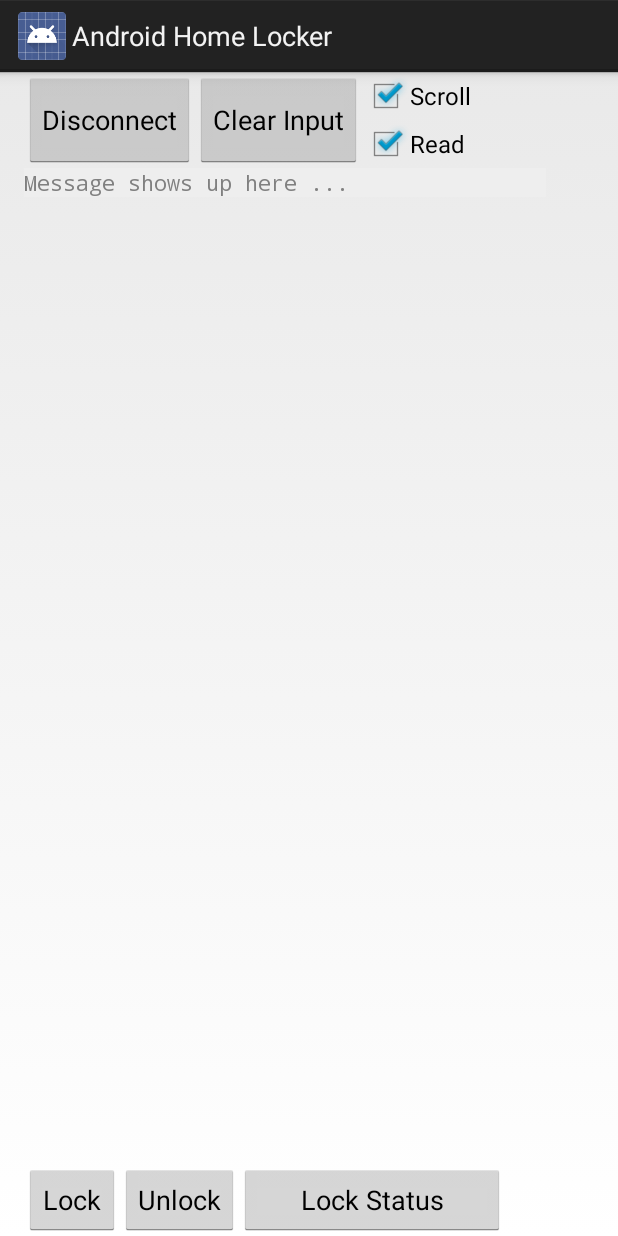
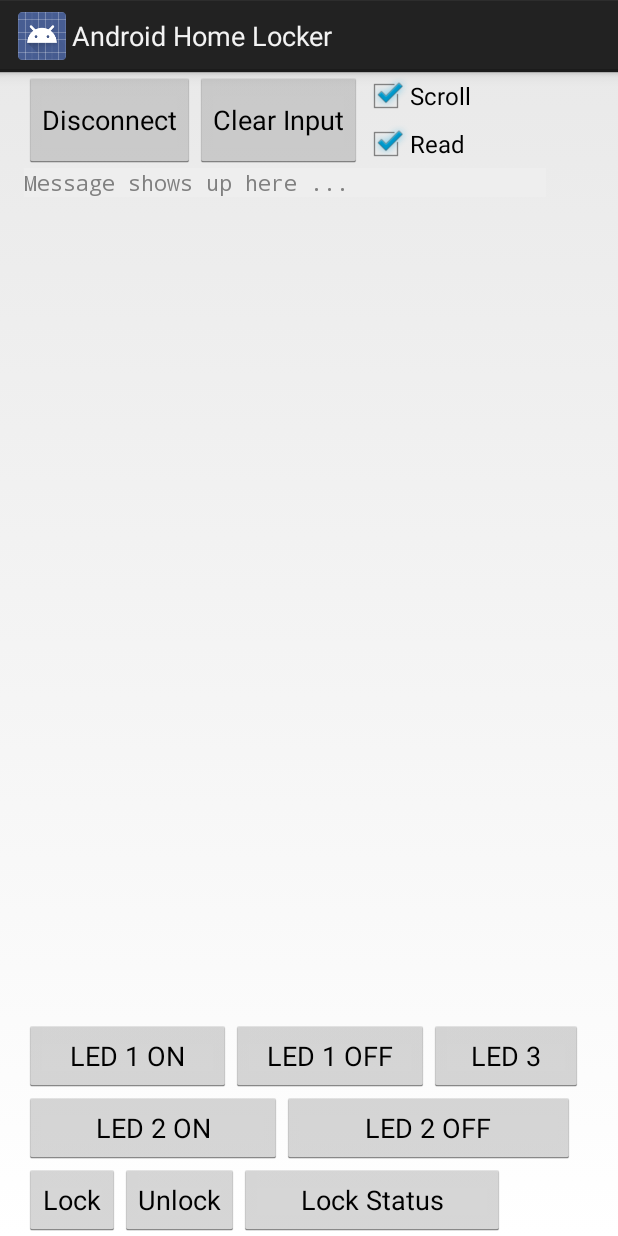
Before and after one commit to manashmandal/OthersProject, an Android app: the MainActivity screen opened directly, with no data from a screen before it, on a phone screen of 412 x 824 dp. Run offline under Robolectric (Android 15) with nearby library versions, the phone set to English and light mode, and no system bars; 8 statements that could not run were skipped.

Commit message:
updated rokib project

```diff
--- a/RokibIUTEEE/Android App/BlueSerial-master/app/src/main/java/com/blueserial/MainActivity.java
+++ b/RokibIUTEEE/Android App/BlueSerial-master/app/src/main/java/com/blueserial/MainActivity.java
@@ -26,6 +26,7 @@
 import android.util.Log;
 import android.view.KeyEvent;
 import android.view.LayoutInflater;
+import android.view.MotionEvent;
 import android.view.View;
 import android.view.View.OnClickListener;
 import android.widget.Button;
@@ -61,6 +62,14 @@
 	private String user_password;
 	private String passkey;
 	private Button setPasswordButton;
+
+	//LED controls button
+	private Button buttonLEDOneOn;
+	private Button buttonLEDOneOff;
+	private Button buttonLEDTwoOn;
+	private Button buttonLEDTwoOff;
+	private Button buttonLEDThree;
+
 
 	private boolean mIsBluetoothConnected = false;
 
@@ -146,6 +155,11 @@
 		lockButton = (Button) findViewById(R.id.lockButton);
 		lockStatusButton = (Button) findViewById(R.id.lockStatusButton);
 
+		buttonLEDOneOn = (Button) findViewById(R.id.buttonLEDOneOn);
+		buttonLEDOneOff = (Button) findViewById(R.id.buttonLEDOneOff);
+		buttonLEDTwoOn = (Button) findViewById(R.id.buttonLEDTwoOn);
+		buttonLEDTwoOff = (Button) findViewById(R.id.buttonLEDTwoOff);
+		buttonLEDThree = (Button) findViewById(R.id.buttonLEDThree);
 
 		setTitle("Android Home Locker");
 
@@ -196,6 +210,56 @@
 						.LENGTH_SHORT).show();
 				String checkStatus = "*CheckLock";
 				sendStringToArduino(checkStatus);
+			}
+		});
+
+		buttonLEDOneOn.setOnClickListener(new OnClickListener() {
+			@Override
+			public void onClick(View view) {
+				Toast.makeText(getApplicationContext(), "LED 1 ON", Toast.LENGTH_SHORT).show();
+				String LEDOneOnString = "-1ON";
+				sendStringToArduino(LEDOneOnString);
+			}
+		});
+
+		buttonLEDOneOff.setOnClickListener(new OnClickListener() {
+			@Override
+			public void onClick(View view) {
+				Toast.makeText(getApplicationContext(), "LED 1 OFF", Toast.LENGTH_SHORT).show();
+				String LEDOneOffString = "-1OFF";
+				sendStringToArduino(LEDOneOffString);
+			}
+		});
+
+		buttonLEDTwoOn.setOnClickListener(new OnClickListener() {
+			@Override
+			public void onClick(View view) {
+				Toast.makeText(getApplicationContext(), "LED 2 ON", Toast.LENGTH_SHORT).show();
+				String LEDTwoOnString = "-2ON";
+				sendStringToArduino(LEDTwoOnString);
+			}
+		});
+
+		buttonLEDTwoOff.setOnClickListener(new OnClickListener() {
+			@Override
+			public void onClick(View view) {
+				Toast.makeText(getApplicationContext(), "LED 2 OFF", Toast.LENGTH_SHORT).show();
+				String LEDTwoOffString = "-2OFF";
+				sendStringToArduino(LEDTwoOffString);
+			}
+		});
+
+		buttonLEDThree.setOnTouchListener(new View.OnTouchListener() {
+			@Override
+			public boolean onTouch(View view, MotionEvent motionEvent) {
+				if (motionEvent.getAction() == MotionEvent.ACTION_DOWN){
+					String LEDThreeOnString = "-3ON";
+					sendStringToArduino(LEDThreeOnString);
+				} else if (motionEvent.getAction() == MotionEvent.ACTION_UP){
+					String LEDThreeOffString = "-3OFF";
+					sendStringToArduino(LEDThreeOffString);
+				}
+				return true;
 			}
 		});
 	}
--- a/RokibIUTEEE/Android App/BlueSerial-master/app/src/main/res/layout/activity_main.xml
+++ b/RokibIUTEEE/Android App/BlueSerial-master/app/src/main/res/layout/activity_main.xml
@@ -67,8 +67,64 @@
 
     <LinearLayout
         android:orientation="horizontal"
+        android:layout_width="match_parent"
+        android:layout_height="wrap_content"
+        android:layout_gravity="center_horizontal"
+        android:weightSum="1">
+
+        <Button
+            android:layout_width="wrap_content"
+            android:layout_height="wrap_content"
+            android:text="LED 1 ON"
+            android:id="@+id/buttonLEDOneOn"
+            android:layout_gravity="center_horizontal"
+            android:layout_weight="0.42"/>
+
+        <Button
+            android:layout_width="wrap_content"
+            android:layout_height="wrap_content"
+            android:text="LED 1 OFF"
+            android:id="@+id/buttonLEDOneOff"
+            android:layout_gravity="right"
+            android:layout_weight="0.27"/>
+
+        <Button
+            android:layout_width="82dp"
+            android:layout_height="wrap_content"
+            android:text="LED 3"
+            android:id="@+id/buttonLEDThree"
+            android:layout_weight="0.23"/>
+    </LinearLayout>
+
+    <LinearLayout
+        android:orientation="horizontal"
         android:layout_width="wrap_content"
         android:layout_height="wrap_content">
+
+    </LinearLayout>
+
+    <LinearLayout
+        android:orientation="horizontal"
+        android:layout_width="match_parent"
+        android:layout_height="wrap_content"
+        android:layout_gravity="right"
+        android:weightSum="1">
+
+        <Button
+            android:layout_width="wrap_content"
+            android:layout_height="wrap_content"
+            android:text="LED 2 ON"
+            android:id="@+id/buttonLEDTwoOn"
+            android:layout_gravity="center_horizontal"
+            android:layout_weight="0.42"/>
+
+        <Button
+            android:layout_width="wrap_content"
+            android:layout_height="wrap_content"
+            android:text="LED 2 OFF"
+            android:id="@+id/buttonLEDTwoOff"
+            android:layout_gravity="right"
+            android:layout_weight="0.51"/>
 
     </LinearLayout>
 
```
Also changed, not shown: 1 other file.
